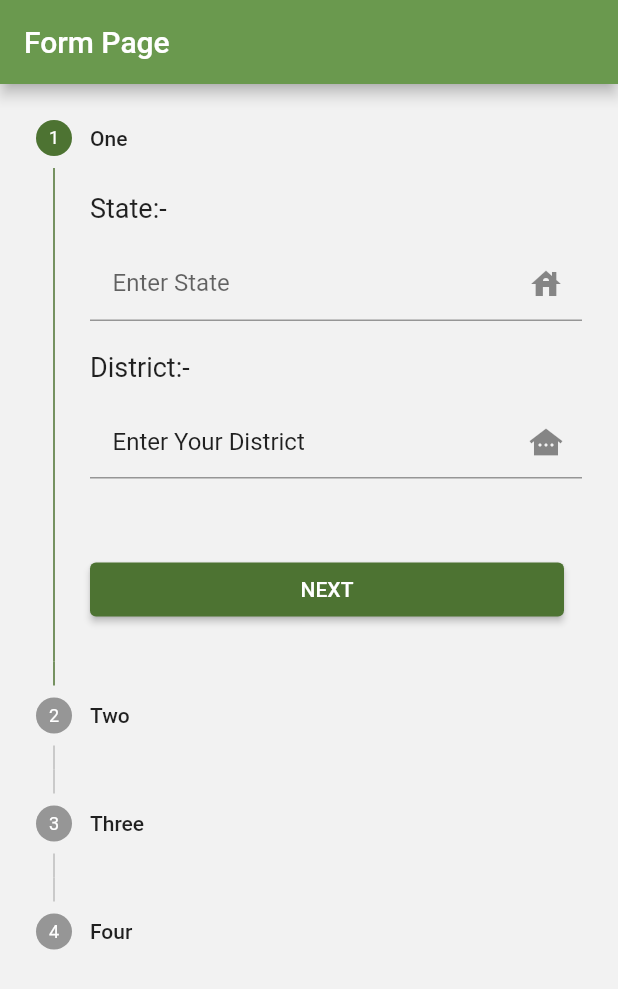
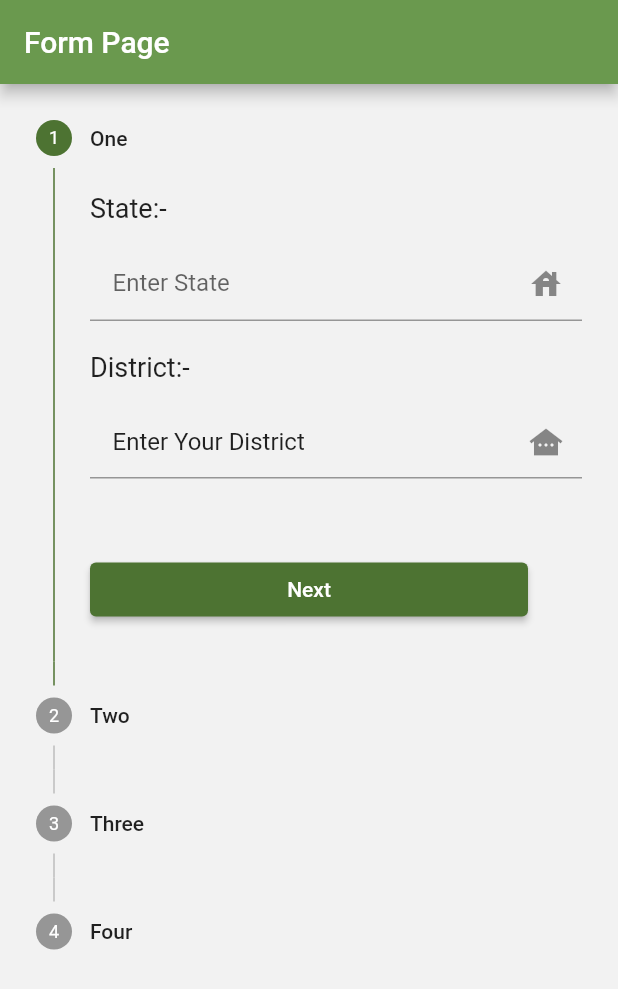
Before and after one commit to NotKashish/fasal, a Flutter app: the FormPage screen opened directly, on a phone screen of 412 x 824 dp. Shown: the top 989 px of the screen. Run offline on Flutter 3.47's test engine with Material 2 defaults, Android fonts, the phone set to English and light mode, and no system bars; our stand-ins replace cached_network_image, cloud_firestore, firebase_auth, firebase_core, firebase_storage, flutter_form_builder and 2 more; accounts and stored records are empty.

Commit message:
ui form val

```diff
--- a/lib/screens/farmers/form_page.dart
+++ b/lib/screens/farmers/form_page.dart
@@ -53,12 +53,13 @@ class _FormPageState extends State<FormPage> {
               currentStep == 0 ? null : ()=> setState(() => currentStep -= 1),
           controlsBuilder: (BuildContext context, ControlsDetails details){
             final isLastStep = currentStep == getSteps().length -1;
+            final isSecondStep = currentStep == getSteps().length -3;
             return Container(
               margin: EdgeInsets.only(top: 50),
               child: Row(
                 children: [
                   Expanded(child: ElevatedButton(
-                    child: Text(isLastStep ? 'CONFIRM' : 'NEXT'),
+                    child: Text(isLastStep ? 'CONFIRM' : 'Next'),
                     onPressed:
                       details.onStepContinue,
                   ),
@@ -76,6 +77,28 @@ class _FormPageState extends State<FormPage> {
                   ),
 
                   ),
+                  const SizedBox(
+                    width: 12,
+                  ),
+                  if(currentStep ==1)
+                    Expanded(child: ElevatedButton(
+                      child: Text('Not sure? Automate these values'),
+
+                      onPressed: (){},
+
+                    ),
+                    ),
+                  const SizedBox(
+                    width: 12,
+                  ),
+                  if(currentStep ==2)
+                    Expanded(child: ElevatedButton(
+                      child: Text('Not Sure? Skip'),
+
+                      onPressed: (){},
+
+                    ),
+                    ),
                 ],
               ),
             );
```
